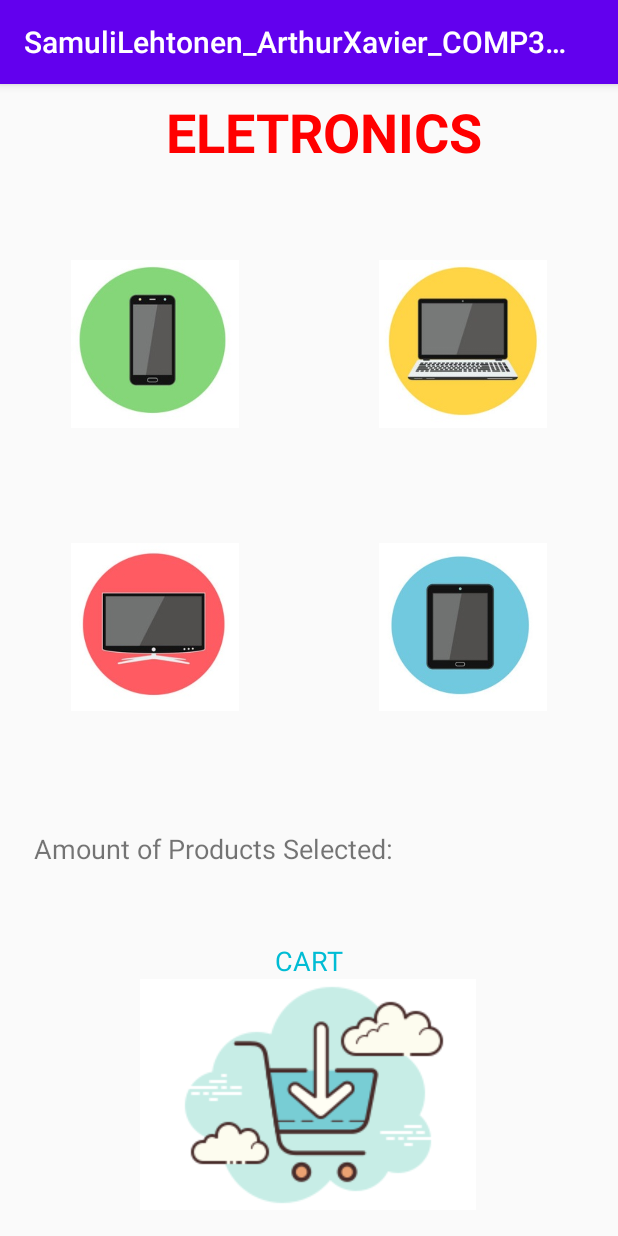
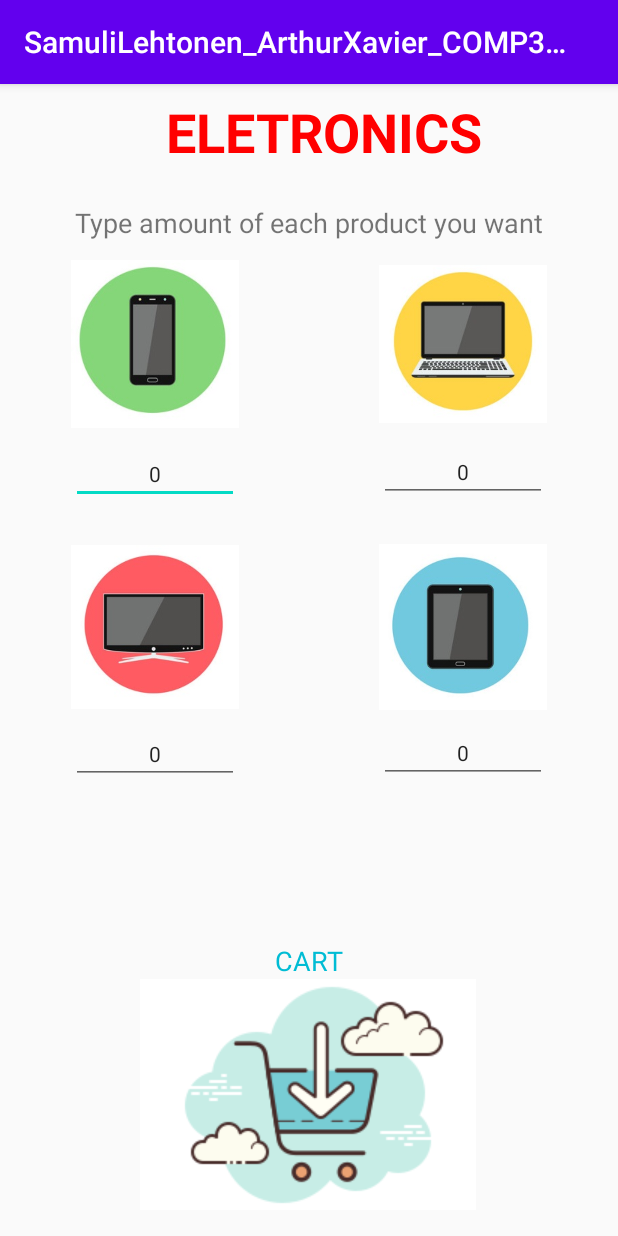
Before and after one commit to Cendukka/MobileApplicationAssignments4-6, an Android app: the ProductsActivity screen opened directly, with no data from a screen before it, on a phone screen of 412 x 824 dp. Run offline under Robolectric (Android 15) with nearby library versions, the phone set to English and light mode, and no system bars.

Commit message:
Purchase and email functionalities added

```diff
--- a/SamuliLehtonen_ArthurXavier_COMP304_Sec003_Lab6/app/src/main/java/com/example/samulilehtonen_arthurxavier_comp304_sec003_lab6/InfoActivity.java
+++ b/SamuliLehtonen_ArthurXavier_COMP304_Sec003_Lab6/app/src/main/java/com/example/samulilehtonen_arthurxavier_comp304_sec003_lab6/InfoActivity.java
@@ -28,11 +28,13 @@ public class InfoActivity extends AppCompatActivity {
         super.onCreate(savedInstanceState);
         setContentView(R.layout.activity_info);
 
-        customerName = (EditText) findViewById(R.id.txtName);
-        customerPhone = (EditText) findViewById(R.id.txtPhone);
-        customerEmail = (EditText) findViewById(R.id.txtEmail);
+        customerName = (EditText) findViewById(R.id.editName);
+        customerPhone = (EditText) findViewById(R.id.editPhone);
+        customerEmail = (EditText) findViewById(R.id.editEmail);
         productsResume = (TextView) findViewById(R.id.txtProductResume);
         submit = (ImageButton) findViewById(R.id.btnFinish);
+
+        productsResume.setText(ProductsActivity.resume);
 
         context = getApplicationContext();
         intentFilter = new IntentFilter();
@@ -48,21 +50,26 @@ public class InfoActivity extends AppCompatActivity {
 
                 if(!custName.equals("") && !cutPhone.equals("")){
                     String custNameEdit = custName.substring(0, 1).toUpperCase() + custName.substring(1).toLowerCase();
-                    String submitedSMS = "Thank you for your purchase, "+custNameEdit+" ! We will inform you when we have sent your ordered items!";
+                    String submittedSMS = "Thank you for your purchase, "+custNameEdit+" ! We will inform you when we have sent your ordered items!\n" + ProductsActivity.resume;
                     //String submitedSMS = custName;
-                    String submitedEMAIL = "Thank you for your purchase! We will inform you when we have sent your ordered items!";
+                    String submittedEMAIL = "Thank you for your purchase, " + custNameEdit +" ! We will inform you when we have sent your ordered items!";
 
                     try{
-                        sendMsg(submitedSMS, "+15555215554");
+                        sendMsg(submittedSMS, "+15555215554");
+
+                        Intent it = new Intent(Intent.ACTION_SEND);
+                        it.putExtra(Intent.EXTRA_EMAIL, new String[]{customerEmail.getText().toString()});
+                        it.putExtra(Intent.EXTRA_SUBJECT,"SA Store Purchase!");
+                        it.putExtra(Intent.EXTRA_TEXT,submittedEMAIL + "\n\n" + ProductsActivity.resume);
+                        it.setType("message/rfc822");
+                        startActivity(Intent.createChooser(it,"Choose Mail App"));
+
                     }catch (Exception e){
                         Toast.makeText(context, "Something went wrong while sending SMS. Check permissions and Try again.", Toast.LENGTH_LONG).show();
                     }
                 }else{
                     Toast.makeText(context, "Fill all fields", Toast.LENGTH_SHORT).show();
                 }
-
-
-
             }
         });
 
--- a/SamuliLehtonen_ArthurXavier_COMP304_Sec003_Lab6/app/src/main/java/com/example/samulilehtonen_arthurxavier_comp304_sec003_lab6/ProductsActivity.java
+++ b/SamuliLehtonen_ArthurXavier_COMP304_Sec003_Lab6/app/src/main/java/com/example/samulilehtonen_arthurxavier_comp304_sec003_lab6/ProductsActivity.java
@@ -2,55 +2,81 @@ package com.example.samulilehtonen_arthurxavier_comp304_sec003_lab6;
 
 import androidx.appcompat.app.AppCompatActivity;
 
+import android.app.AlertDialog;
+import android.content.Context;
+import android.content.DialogInterface;
 import android.content.Intent;
 import android.os.Bundle;
+import android.view.LayoutInflater;
 import android.view.View;
 import android.widget.Button;
+import android.widget.EditText;
 import android.widget.ImageButton;
 import android.widget.TextView;
+import android.widget.Toast;
 
 import org.w3c.dom.Text;
 
 public class ProductsActivity extends AppCompatActivity {
 
-    ImageButton cellphoneButton, laptopButton, tvButton, tabletButton, cartButton;
-    TextView amountProducts;
+    ImageButton cartButton;
+    EditText inputCellphone, inputLaptop, inputTV, inputTablet;
 
-    //variables will store amount of each product
-    int amountCellphone, amountLaptop, amountTV, amountTablet;
+    public static String resume = "Purchase Resume:\n";
 
     @Override
     protected void onCreate(Bundle savedInstanceState) {
         super.onCreate(savedInstanceState);
         setContentView(R.layout.activity_products);
 
-        cellphoneButton = (ImageButton)findViewById(R.id.iBtnCellphone);
-        laptopButton = (ImageButton)findViewById(R.id.iBtnCellphone);
-        tvButton = (ImageButton)findViewById(R.id.iBtnCellphone);
-        tabletButton = (ImageButton)findViewById(R.id.iBtnCellphone);
+        inputCellphone = (EditText) findViewById(R.id.editCellphone);
+        inputLaptop = (EditText) findViewById(R.id.editLaptop);
+        inputTV = (EditText) findViewById(R.id.editTV);
+        inputTablet = (EditText) findViewById(R.id.editTablet);
         cartButton = (ImageButton)findViewById(R.id.iBtnCart);
-        amountProducts = (TextView) findViewById(R.id.txtProducts);
+
+        inputCellphone.setText("0");
+        inputLaptop.setText("0");
+        inputTV.setText("0");
+        inputTablet.setText("0");
 
         cartButton.setOnClickListener(new View.OnClickListener() {
             @Override
             public void onClick(View v) {
-                Intent intent = new Intent(ProductsActivity.this, InfoActivity.class);
-                startActivity(intent);
+                AlertDialog.Builder builder = new AlertDialog.Builder(ProductsActivity.this);
+                builder.setTitle("Purchase")
+                        .setMessage("Are you sure, you want to finish your purchase ?")
+                        .setCancelable(false)
+                        .setPositiveButton("Yes", new DialogInterface.OnClickListener() {
+                            @Override
+                            public void onClick(DialogInterface dialog, int which) {
+                                if(Integer.parseInt(inputCellphone.getText().toString()) > 0){
+                                    resume += "Cellphone: " + inputCellphone.getText().toString() + "\n";
+                                }
+                                if(Integer.parseInt(inputLaptop.getText().toString()) > 0){
+                                    resume += "Laptop: " + inputLaptop.getText().toString() + "\n";
+                                }
+                                if(Integer.parseInt(inputTV.getText().toString()) > 0){
+                                    resume += "TV: " + inputTV.getText().toString() + "\n";
+                                }
+                                if(Integer.parseInt(inputTablet.getText().toString()) > 0){
+                                    resume += "Tablet: " + inputTablet.getText().toString();
+                                }
+
+                                Intent intent = new Intent(ProductsActivity.this, InfoActivity.class);
+                                startActivity(intent);
+                            }
+                        })
+                        .setNegativeButton("No", new DialogInterface.OnClickListener() {
+                            @Override
+                            public void onClick(DialogInterface dialog, int which) {
+                                Toast.makeText(ProductsActivity.this,"Selected Option: No",Toast.LENGTH_SHORT).show();
+                            }
+                        });
+                //Creating dialog box
+                AlertDialog dialog  = builder.create();
+                dialog.show();
             }
         });
-
-        cellphoneButton.setOnClickListener(new View.OnClickListener() {
-            @Override
-            public void onClick(View v) {
-                Intent intent = new Intent(ProductsActivity.this, InfoActivity.class);
-                startActivity(intent);
-            }
-        });
-
     }
-
-    public void buyCellphone(View view){
-
-    }
-
 }
--- a/SamuliLehtonen_ArthurXavier_COMP304_Sec003_Lab6/app/src/main/res/layout/activity_info.xml
+++ b/SamuliLehtonen_ArthurXavier_COMP304_Sec003_Lab6/app/src/main/res/layout/activity_info.xml
@@ -19,7 +19,7 @@
         android:textStyle="bold" />
 
     <EditText
-        android:id="@+id/txtName"
+        android:id="@+id/editName"
         android:layout_width="200dp"
         android:layout_height="35dp"
         android:layout_marginTop="40dp"
@@ -35,7 +35,7 @@
         android:textStyle="bold" />
 
     <EditText
-        android:id="@+id/txtPhone"
+        android:id="@+id/editPhone"
         android:layout_width="200dp"
         android:layout_height="35dp"
         android:layout_marginTop="10dp"
@@ -48,7 +48,7 @@
         android:textStyle="bold" />
 
     <EditText
-        android:id="@+id/txtEmail"
+        android:id="@+id/editEmail"
         android:layout_width="200dp"
         android:layout_height="35dp"
         android:layout_marginTop="10dp"
@@ -64,8 +64,8 @@
         android:layout_width="350dp"
         android:layout_height="262dp"
         android:layout_marginTop="10dp"
-        android:textAlignment="center"
-        android:textSize="24sp" />
+        android:textAlignment="viewStart"
+        android:textSize="18sp" />
 
     <ImageButton
         android:id="@+id/btnFinish"
--- a/SamuliLehtonen_ArthurXavier_COMP304_Sec003_Lab6/app/src/main/res/layout/activity_products.xml
+++ b/SamuliLehtonen_ArthurXavier_COMP304_Sec003_Lab6/app/src/main/res/layout/activity_products.xml
@@ -9,7 +9,7 @@
     tools:context=".ProductsActivity" >
 
     <TextView
-        android:id="@+id/textView2"
+        android:id="@+id/Eletronics"
         android:layout_width="wrap_content"
         android:layout_height="wrap_content"
         android:text="ELETRONICS"
@@ -24,77 +24,8 @@
         app:layout_constraintTop_toTopOf="parent"
         app:layout_constraintVertical_bias="0.01" />
 
-    <ImageButton
-        android:id="@+id/iBtnCellphone"
-        android:layout_width="112dp"
-        android:layout_height="112dp"
-        android:background="@android:color/background_light"
-        android:scaleType="centerCrop"
-        app:layout_constraintBottom_toBottomOf="parent"
-        app:layout_constraintEnd_toEndOf="parent"
-        app:layout_constraintHorizontal_bias="0.157"
-        app:layout_constraintStart_toStartOf="parent"
-        app:layout_constraintTop_toTopOf="parent"
-        app:layout_constraintVertical_bias="0.179"
-        app:srcCompat="@drawable/icon_cellphone" />
-
-    <ImageButton
-        android:id="@+id/iBtnLaptop"
-        android:layout_width="112dp"
-        android:layout_height="112dp"
-        android:background="@android:color/background_light"
-        android:scaleType="centerCrop"
-        app:layout_constraintBottom_toBottomOf="parent"
-        app:layout_constraintEnd_toEndOf="parent"
-        app:layout_constraintHorizontal_bias="0.842"
-        app:layout_constraintStart_toStartOf="parent"
-        app:layout_constraintTop_toTopOf="parent"
-        app:layout_constraintVertical_bias="0.179"
-        app:srcCompat="@drawable/icon_laptop" />
-
-    <ImageButton
-        android:id="@+id/iBtnTablet"
-        android:layout_width="112dp"
-        android:layout_height="112dp"
-        android:background="@android:color/background_light"
-        android:scaleType="centerCrop"
-        app:layout_constraintBottom_toBottomOf="parent"
-        app:layout_constraintEnd_toEndOf="parent"
-        app:layout_constraintHorizontal_bias="0.842"
-        app:layout_constraintStart_toStartOf="parent"
-        app:layout_constraintTop_toTopOf="parent"
-        app:layout_constraintVertical_bias="0.466"
-        app:srcCompat="@drawable/icon_tablet" />
-
-    <ImageButton
-        android:id="@+id/iBtnTV"
-        android:layout_width="112dp"
-        android:layout_height="112dp"
-        android:background="@android:color/background_light"
-        android:scaleType="centerCrop"
-        app:layout_constraintBottom_toBottomOf="parent"
-        app:layout_constraintEnd_toEndOf="parent"
-        app:layout_constraintHorizontal_bias="0.157"
-        app:layout_constraintStart_toStartOf="parent"
-        app:layout_constraintTop_toTopOf="parent"
-        app:layout_constraintVertical_bias="0.466"
-        app:srcCompat="@drawable/icon_tv" />
-
-    <ImageButton
-        android:id="@+id/iBtnCart"
-        android:layout_width="224dp"
-        android:layout_height="154dp"
-        android:background="@android:color/background_light"
-        app:layout_constraintBottom_toBottomOf="parent"
-        app:layout_constraintEnd_toEndOf="parent"
-        app:layout_constraintHorizontal_bias="0.497"
-        app:layout_constraintStart_toStartOf="parent"
-        app:layout_constraintTop_toTopOf="parent"
-        app:layout_constraintVertical_bias="0.972"
-        app:srcCompat="@drawable/icon_cart" />
-
     <TextView
-        android:id="@+id/textView3"
+        android:id="@+id/cart"
         android:layout_width="wrap_content"
         android:layout_height="wrap_content"
         android:text="CART"
@@ -110,25 +41,141 @@
         android:id="@+id/textView4"
         android:layout_width="wrap_content"
         android:layout_height="wrap_content"
-        android:text="Amount of Products Selected:"
+        android:text="Type amount of each product you want"
         android:textSize="18sp"
         app:layout_constraintBottom_toBottomOf="parent"
         app:layout_constraintEnd_toEndOf="parent"
-        app:layout_constraintHorizontal_bias="0.133"
         app:layout_constraintStart_toStartOf="parent"
         app:layout_constraintTop_toTopOf="parent"
-        app:layout_constraintVertical_bias="0.669" />
+        app:layout_constraintVertical_bias="0.108" />
 
-    <TextView
-        android:id="@+id/txtProducts"
-        android:layout_width="83dp"
-        android:layout_height="47dp"
+    <EditText
+        android:id="@+id/editCellphone"
+        android:layout_width="112dp"
+        android:layout_height="37dp"
+        android:ems="20"
+        android:inputType="number"
+        android:textAlignment="center"
+        android:textSize="14sp"
+        app:layout_constraintBottom_toTopOf="@+id/imageView4"
+        app:layout_constraintEnd_toEndOf="parent"
+        app:layout_constraintHorizontal_bias="0.157"
+        app:layout_constraintStart_toStartOf="parent"
+        app:layout_constraintTop_toBottomOf="@+id/imageView2"
+        app:layout_constraintVertical_bias="0.344" />
+
+    <EditText
+        android:id="@+id/editLaptop"
+        android:layout_width="112dp"
+        android:layout_height="36dp"
         android:ems="10"
         android:inputType="number"
+        android:textAlignment="center"
+        android:textSize="14sp"
+        app:layout_constraintBottom_toTopOf="@+id/imageView5"
+        app:layout_constraintEnd_toEndOf="parent"
+        app:layout_constraintHorizontal_bias="0.842"
+        app:layout_constraintStart_toStartOf="parent"
+        app:layout_constraintTop_toBottomOf="@+id/imageView3"
+        app:layout_constraintVertical_bias="0.333" />
+
+    <EditText
+        android:id="@+id/editTV"
+        android:layout_width="112dp"
+        android:layout_height="37dp"
+        android:ems="10"
+        android:inputType="number"
+        android:textAlignment="center"
+        android:textSize="14sp"
         app:layout_constraintBottom_toBottomOf="parent"
         app:layout_constraintEnd_toEndOf="parent"
-        app:layout_constraintHorizontal_bias="0.856"
+        app:layout_constraintHorizontal_bias="0.157"
+        app:layout_constraintStart_toStartOf="parent"
+        app:layout_constraintTop_toBottomOf="@+id/imageView4"
+        app:layout_constraintVertical_bias="0.037" />
+
+    <EditText
+        android:id="@+id/editTablet"
+        android:layout_width="112dp"
+        android:layout_height="37dp"
+        android:ems="10"
+        android:inputType="number"
+        android:textAlignment="center"
+        android:textSize="14sp"
+        app:layout_constraintBottom_toBottomOf="parent"
+        app:layout_constraintEnd_toEndOf="parent"
+        app:layout_constraintHorizontal_bias="0.842"
+        app:layout_constraintStart_toStartOf="parent"
+        app:layout_constraintTop_toBottomOf="@+id/imageView5"
+        app:layout_constraintVertical_bias="0.034" />
+
+    <ImageView
+        android:id="@+id/imageView2"
+        android:layout_width="112dp"
+        android:layout_height="112dp"
+        app:layout_constraintBottom_toBottomOf="parent"
+        app:layout_constraintEnd_toEndOf="parent"
+        app:layout_constraintHorizontal_bias="0.157"
         app:layout_constraintStart_toStartOf="parent"
         app:layout_constraintTop_toTopOf="parent"
-        app:layout_constraintVertical_bias="0.668" />
+        app:layout_constraintVertical_bias="0.179"
+        app:srcCompat="@drawable/icon_cellphone"
+        tools:layout_editor_absoluteX="118dp"
+        tools:layout_editor_absoluteY="152dp" />
+
+    <ImageView
+        android:id="@+id/imageView3"
+        android:layout_width="112dp"
+        android:layout_height="112dp"
+        app:layout_constraintBottom_toBottomOf="parent"
+        app:layout_constraintEnd_toEndOf="parent"
+        app:layout_constraintHorizontal_bias="0.842"
+        app:layout_constraintStart_toStartOf="parent"
+        app:layout_constraintTop_toTopOf="parent"
+        app:layout_constraintVertical_bias="0.179"
+        app:srcCompat="@drawable/icon_laptop"
+        tools:layout_editor_absoluteX="137dp"
+        tools:layout_editor_absoluteY="139dp" />
+
+    <ImageView
+        android:id="@+id/imageView4"
+        android:layout_width="112dp"
+        android:layout_height="112dp"
+        app:layout_constraintBottom_toBottomOf="parent"
+        app:layout_constraintEnd_toEndOf="parent"
+        app:layout_constraintHorizontal_bias="0.157"
+        app:layout_constraintStart_toStartOf="parent"
+        app:layout_constraintTop_toTopOf="parent"
+        app:layout_constraintVertical_bias="0.466"
+        app:srcCompat="@drawable/icon_tv"
+        tools:layout_editor_absoluteX="133dp"
+        tools:layout_editor_absoluteY="239dp" />
+
+    <ImageView
+        android:id="@+id/imageView5"
+        android:layout_width="112dp"
+        android:layout_height="112dp"
+        app:layout_constraintBottom_toBottomOf="parent"
+        app:layout_constraintEnd_toEndOf="parent"
+        app:layout_constraintHorizontal_bias="0.842"
+        app:layout_constraintStart_toStartOf="parent"
+        app:layout_constraintTop_toTopOf="parent"
+        app:layout_constraintVertical_bias="0.466"
+        app:srcCompat="@drawable/icon_tablet"
+        tools:layout_editor_absoluteX="150dp"
+        tools:layout_editor_absoluteY="280dp" />
+
+    <ImageButton
+        android:id="@+id/iBtnCart"
+        android:layout_width="224dp"
+        android:layout_height="154dp"
+        android:background="@android:color/background_light"
+        app:layout_constraintBottom_toBottomOf="parent"
+        app:layout_constraintEnd_toEndOf="parent"
+        app:layout_constraintHorizontal_bias="0.497"
+        app:layout_constraintStart_toStartOf="parent"
+        app:layout_constraintTop_toTopOf="parent"
+        app:layout_constraintVertical_bias="0.972"
+        app:srcCompat="@drawable/icon_cart" />
+
 </androidx.constraintlayout.widget.ConstraintLayout>
--- /dev/null
+++ b/SamuliLehtonen_ArthurXavier_COMP304_Sec003_Lab6/app/src/main/res/values/refs.xml
@@ -0,0 +1,2 @@
+<?xml version="1.0" encoding="utf-8"?>
+<resources></resources>
```
Also changed, not shown: SamuliLehtonen_ArthurXavier_COMP304_Sec003_Lab6/app/src/main/AndroidManifest.xml (+7 -1 lines).
